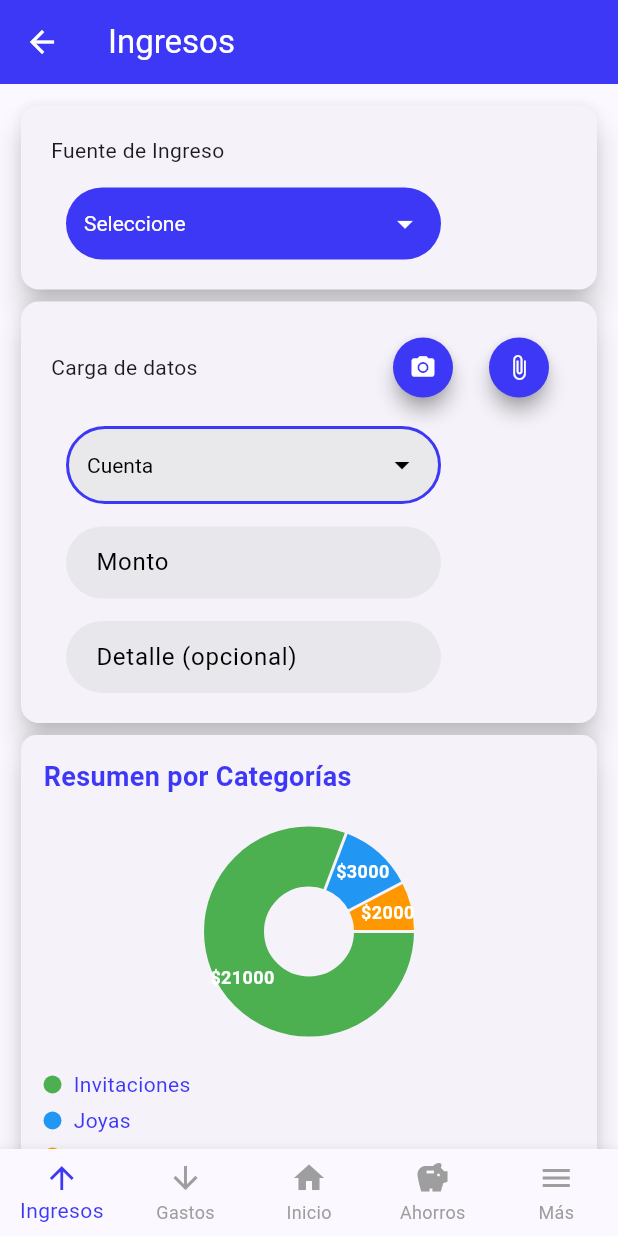
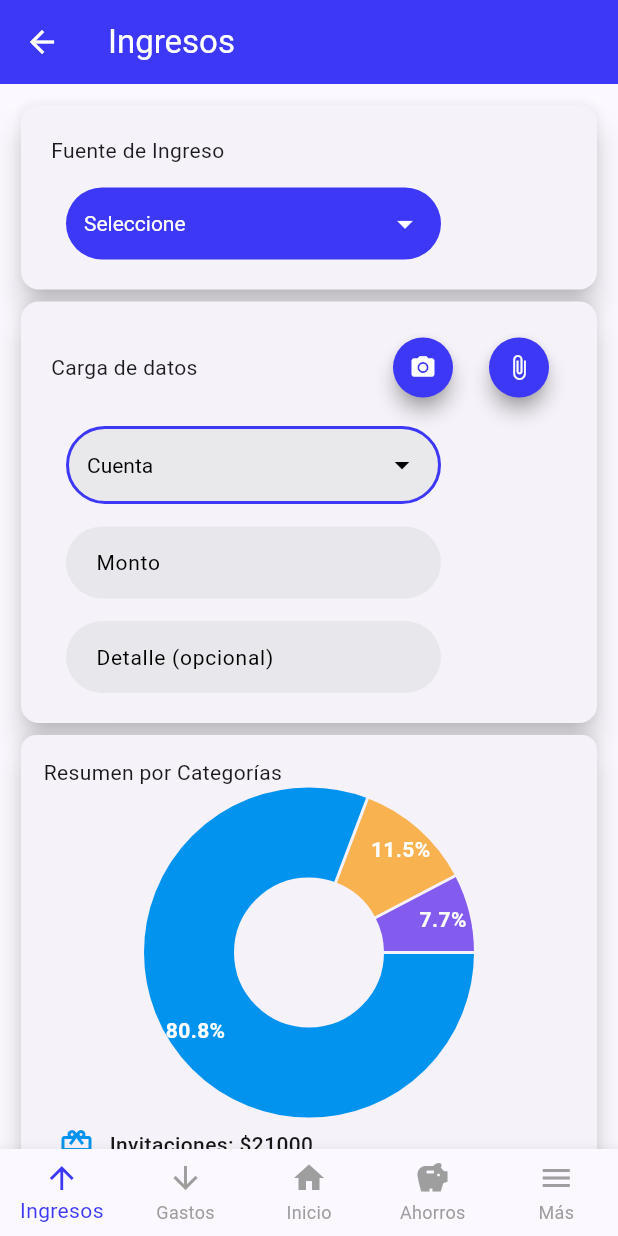
Before and after one commit to Marcee096/marnager, a Flutter app: the IngresosPage screen opened directly, on a phone screen of 412 x 824 dp. Run offline on Flutter 3.47's test engine with Material 3 defaults, Android fonts, the phone set to English and light mode, and no system bars; drawn by our look-alikes of fl_chart; missing offline and left inert: fluid_dropdown_input.

Commit message:
agregar icono de categoria en leyenda de ingreso

```diff
--- a/lib/src/pages/ingresos_page.dart
+++ b/lib/src/pages/ingresos_page.dart
@@ -32,6 +32,36 @@ class _IngresosPageState extends State<IngresosPage> {
     'Cobro',
     'Intereses',
   ];
+
+  // Método para obtener el icono según la categoría/subcategoría
+  IconData _obtenerIcono(String categoria) {
+    switch (categoria.toLowerCase()) {
+      case 'web':
+      case 'páginas web':
+        return Icons.web;
+      case 'imagen':
+      case 'diseño gráfico':
+        return Icons.image;
+      case 'video':
+      case 'edición de video':
+        return Icons.video_library;
+      case 'pdf':
+      case 'documentos':
+        return Icons.picture_as_pdf;
+      case 'tienda':
+      case 'retail':
+        return Icons.store;
+      case 'educación':
+      case 'beca':
+        return Icons.school;
+      case 'invitaciones':
+        return Icons.card_giftcard;
+      case 'joyas':
+        return Icons.diamond;
+      default:
+        return Icons.attach_money;
+    }
+  }
 
   // Datos estructurados con categorías y subcategorías
   final List<Map<String, dynamic>> datosCompletos = [
@@ -339,7 +369,7 @@ class _IngresosPageState extends State<IngresosPage> {
               filled: true,
               fillColor: const Color.fromARGB(255, 232, 232, 236), // Mismo color que el dropdown
               hintText: 'Monto',
-              hintStyle: const TextStyle(color: Colors.black),
+              hintStyle: const TextStyle(color: Colors.black, fontSize: 14.0),
               contentPadding: const EdgeInsets.symmetric(horizontal: 16.0, vertical: 12.0), // Mismo padding que el dropdown
             ),
             style: const TextStyle(color: Colors.black),
@@ -360,7 +390,7 @@ class _IngresosPageState extends State<IngresosPage> {
 
               fillColor: const Color.fromARGB(255, 232, 232, 236), // Mismo color que el dropdown
               hintText: 'Detalle (opcional)',
-              hintStyle: const TextStyle(color: Colors.black),
+              hintStyle: const TextStyle(color: Colors.black, fontSize: 14.0),
               contentPadding: const EdgeInsets.symmetric(horizontal: 16.0, vertical: 12.0), // Mismo padding que el dropdown
             ),
             style: const TextStyle(color: Colors.black),
@@ -385,35 +415,39 @@ class _IngresosPageState extends State<IngresosPage> {
 
     // Colores para las diferentes categorías
     final List<Color> colores = [
-      Colors.green,
-      Colors.blue,
-      Colors.orange,
-      Colors.purple,
-      Colors.red,
-      Colors.teal,
+      const Color(0xff0293ee),
+      const Color(0xfff8b250),
+      const Color(0xff845bef),
+      const Color(0xff13d38e),
+      const Color(0xffff6b6b),
+      const Color(0xff4ecdc4),
     ];
 
+    // Calcular el total para los porcentajes
+    final double total = datos.values.reduce((a, b) => a + b);
+
     return SizedBox(
-      height: 160,
+      height: 200,
       child: PieChart(
         PieChartData(
           sectionsSpace: 2,
-          centerSpaceRadius: 30,
+          centerSpaceRadius: 50,
           sections: datos.entries.map((entry) {
             int index = datos.keys.toList().indexOf(entry.key);
+            double porcentaje = (entry.value / total) * 100;
             return PieChartSectionData(
               value: entry.value,
               color: colores[index % colores.length],
-              title: '\$${entry.value.toStringAsFixed(0)}',
-              radius: 40,
+              title: '${porcentaje.toStringAsFixed(1)}%',
+              radius: 60,
               showTitle: true,
               titleStyle: const TextStyle(
                 color: Colors.white,
-                fontSize: 12,
+                fontSize: 14,
                 fontWeight: FontWeight.bold
               ),
               borderSide: BorderSide.none,
-              titlePositionPercentageOffset: 0.6,
+              titlePositionPercentageOffset: 0.7,
             );
           }).toList(),
         ),
@@ -440,9 +474,9 @@ class _IngresosPageState extends State<IngresosPage> {
             Text(
               titulo,
               style: const TextStyle(
-                fontSize: 18.0,
-                fontWeight: FontWeight.bold,
-                color: Color.fromARGB(255, 61, 56, 245),
+                fontSize: 14.0,
+                fontWeight: FontWeight.normal,
+                color: Color.fromARGB(255, 25, 25, 26),
               ),
             ),
             const SizedBox(height: 10),
@@ -459,36 +493,42 @@ class _IngresosPageState extends State<IngresosPage> {
 
   // leyenda para identificar las categorías
   Widget _leyendaIngresos(Map<String, double> datos) {
+    // Colores que coinciden con el gráfico
     final List<Color> colores = [
-      Colors.green,
-      Colors.blue,
-      Colors.orange,
-      Colors.purple,
-      Colors.red,
-      Colors.teal,
+      const Color(0xff0293ee),
+      const Color(0xfff8b250),
+      const Color(0xff845bef),
+      const Color(0xff13d38e),
+      const Color(0xffff6b6b),
+      const Color(0xff4ecdc4),
     ];
 
     return Column(
       children: datos.entries.map((entry) {
         int index = datos.keys.toList().indexOf(entry.key);
         return Padding(
-          padding: const EdgeInsets.symmetric(vertical: 2.0),
+          padding: const EdgeInsets.symmetric(vertical: 6.0),
           child: Row(
             children: [
-              Container(
-                width: 12,
-                height: 12,
-                decoration: BoxDecoration(
-                  color: colores[index % colores.length],
-                  shape: BoxShape.circle,
-                ),
+
+              const SizedBox(width: 10),
+              // Icono específico para cada categoría
+              Icon(
+                _obtenerIcono(entry.key),
+                color: colores[index % colores.length],
+                size: 24,
               ),
-              const SizedBox(width: 8),
-              Text(
-                entry.key,
-                style: const TextStyle(
-                  fontSize: 14,
-                  color: Color.fromARGB(255, 61, 56, 245),
+              const SizedBox(width: 10),
+              // Nombre de la categoría y monto
+              Expanded(
+                child: Text(
+                  '${entry.key}: \$${entry.value.toStringAsFixed(0)}',
+                  style: const TextStyle(
+                    fontSize: 14,
+                    fontWeight: FontWeight.w500,
+                    color: Color.fromARGB(255, 21, 21, 21),
+                  ),
+                  overflow: TextOverflow.ellipsis,
                 ),
               ),
             ],
```
